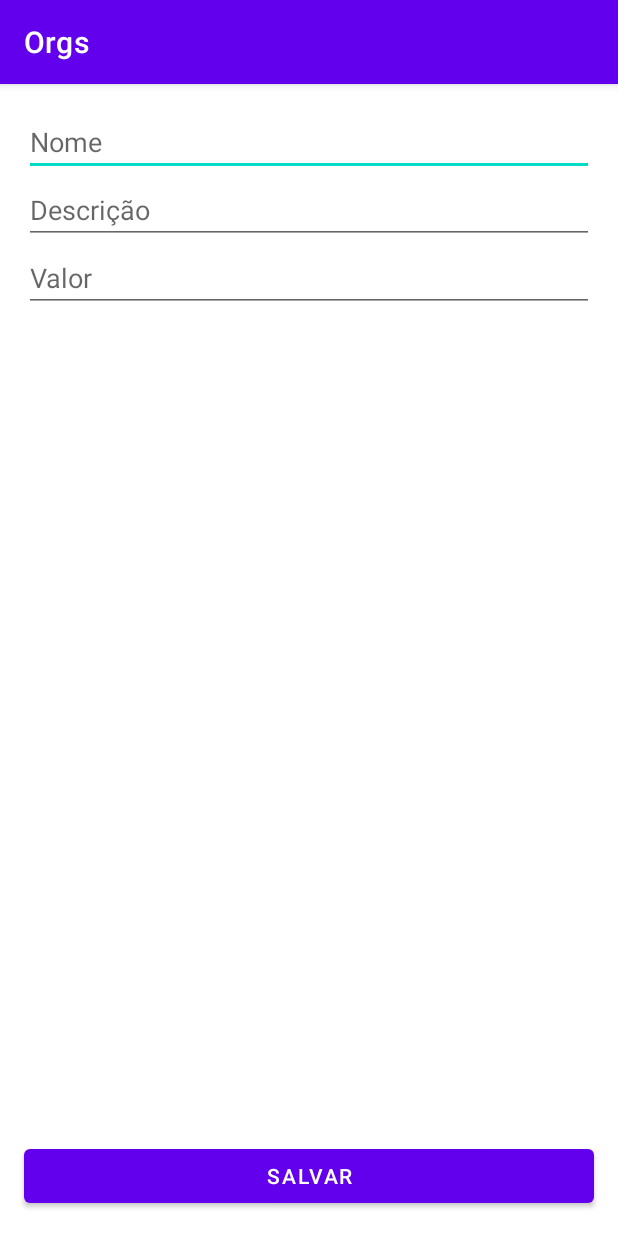
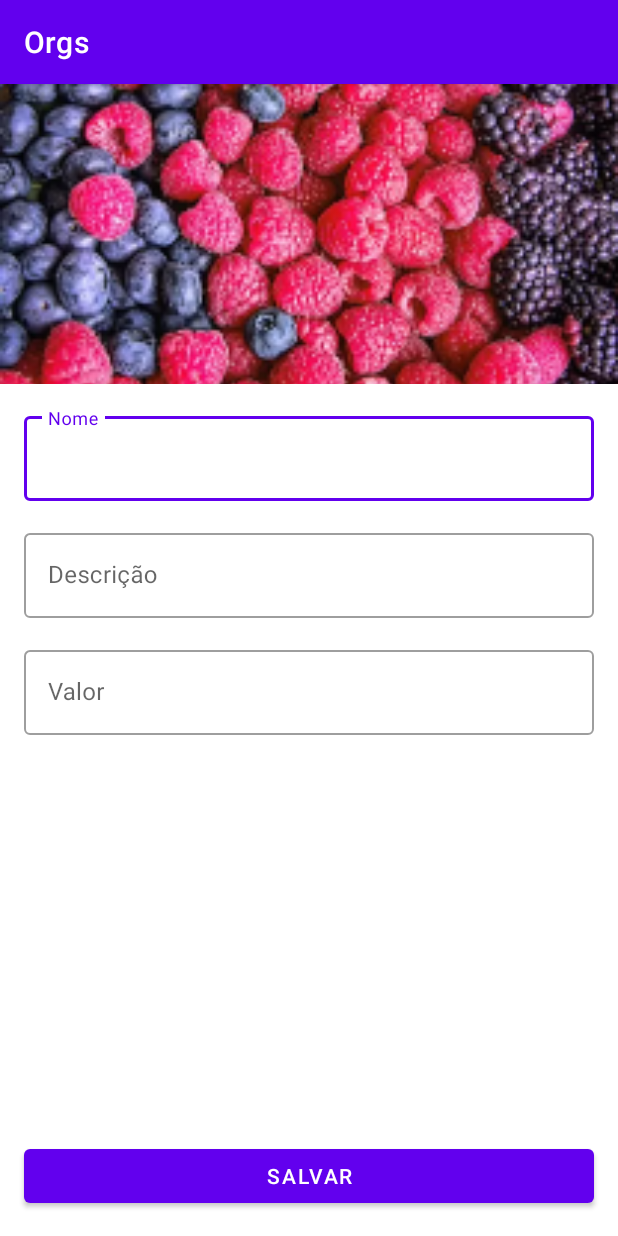
Before and after one commit to Fael-dev/android-nativo-kt-2, an Android app: the FormularioProdutoActivity screen opened directly, with no data from a screen before it, on a phone screen of 412 x 824 dp. Run offline under Robolectric (Android 15) with nearby library versions, the phone set to English and light mode, and no system bars.

Commit message:
Aplicando novo style nos inputs

```diff
--- a/app/src/main/res/layout/activity_formulario_produto.xml
+++ b/app/src/main/res/layout/activity_formulario_produto.xml
@@ -11,39 +11,69 @@
         android:layout_height="wrap_content"
         tools:context=".ui.activity.FormularioProdutoActivity">
 
-        <EditText
-            android:id="@+id/activity_formulario_produto_nome"
-            android:hint="Nome"
-            android:inputType="text"
+        <ImageView
+            android:id="@+id/activity_form_produto_img"
             android:layout_width="0dp"
-            android:layout_margin="16dp"
-            android:layout_height="wrap_content"
+            android:layout_height="200dp"
+            android:scaleType="centerCrop"
+            app:layout_constraintEnd_toEndOf="parent"
             app:layout_constraintStart_toStartOf="parent"
             app:layout_constraintTop_toTopOf="parent"
-            app:layout_constraintEnd_toEndOf="parent"
-            />
+            app:srcCompat="@drawable/frutas_vermelhas" />
 
-        <EditText
-            android:id="@+id/activity_formulario_produto_descricao"
-            android:hint="Descrição"
-            android:inputType="text"
+        <com.google.android.material.textfield.TextInputLayout
+            android:id="@+id/formulario_produto_textlayout_nome"
             android:layout_width="0dp"
             android:layout_height="wrap_content"
-            app:layout_constraintStart_toStartOf="@id/activity_formulario_produto_nome"
-            app:layout_constraintEnd_toEndOf="@id/activity_formulario_produto_nome"
-            app:layout_constraintTop_toBottomOf="@id/activity_formulario_produto_nome"
-            />
+            android:layout_margin="16dp"
+            tools:ignore="MissingConstraints"
+            app:layout_constraintEnd_toEndOf="parent"
+            app:layout_constraintStart_toStartOf="parent"
+            style="@style/Widget.MaterialComponents.TextInputLayout.OutlinedBox"
+            app:layout_constraintTop_toBottomOf="@id/activity_form_produto_img"
+            >
+            <com.google.android.material.textfield.TextInputEditText
+                android:layout_width="match_parent"
+                android:layout_height="wrap_content"
+                android:id="@+id/activity_formulario_produto_nome"
+                android:hint="Nome"/>
+        </com.google.android.material.textfield.TextInputLayout>
 
-        <EditText
-            android:id="@+id/activity_formulario_produto_valor"
-            android:hint="Valor"
-            android:inputType="numberDecimal"
+        <com.google.android.material.textfield.TextInputLayout
+            android:id="@+id/formulario_produto_textlayout_descricao"
             android:layout_width="0dp"
             android:layout_height="wrap_content"
-            app:layout_constraintStart_toStartOf="@id/activity_formulario_produto_descricao"
-            app:layout_constraintEnd_toEndOf="@id/activity_formulario_produto_descricao"
-            app:layout_constraintTop_toBottomOf="@id/activity_formulario_produto_descricao"
-            />
+            android:layout_margin="16dp"
+            tools:ignore="MissingConstraints"
+            app:layout_constraintEnd_toEndOf="parent"
+            app:layout_constraintStart_toStartOf="parent"
+            style="@style/Widget.MaterialComponents.TextInputLayout.OutlinedBox"
+            app:layout_constraintTop_toBottomOf="@id/formulario_produto_textlayout_nome"
+            >
+            <com.google.android.material.textfield.TextInputEditText
+                android:layout_width="match_parent"
+                android:layout_height="wrap_content"
+                android:id="@+id/activity_formulario_produto_descricao"
+                android:hint="Descrição"/>
+        </com.google.android.material.textfield.TextInputLayout>
+
+        <com.google.android.material.textfield.TextInputLayout
+            android:id="@+id/formulario_produto_textlayout_valor"
+            android:layout_width="0dp"
+            android:layout_height="wrap_content"
+            android:layout_margin="16dp"
+            tools:ignore="MissingConstraints"
+            app:layout_constraintEnd_toEndOf="parent"
+            app:layout_constraintStart_toStartOf="parent"
+            style="@style/Widget.MaterialComponents.TextInputLayout.OutlinedBox"
+            app:layout_constraintTop_toBottomOf="@id/formulario_produto_textlayout_descricao"
+            >
+            <com.google.android.material.textfield.TextInputEditText
+                android:layout_width="match_parent"
+                android:layout_height="wrap_content"
+                android:id="@+id/activity_formulario_produto_valor"
+                android:hint="Valor"/>
+        </com.google.android.material.textfield.TextInputLayout>
 
         <Button
             android:id="@+id/activity_formulario_produto_botao_salvar"
@@ -55,7 +85,7 @@
             app:layout_constraintBottom_toBottomOf="parent"
             app:layout_constraintEnd_toEndOf="parent"
             app:layout_constraintStart_toStartOf="parent"
-            app:layout_constraintTop_toBottomOf="@+id/activity_formulario_produto_valor" />
+            app:layout_constraintTop_toBottomOf="@id/formulario_produto_textlayout_valor" />
 
     </androidx.constraintlayout.widget.ConstraintLayout>
 </ScrollView>
```
